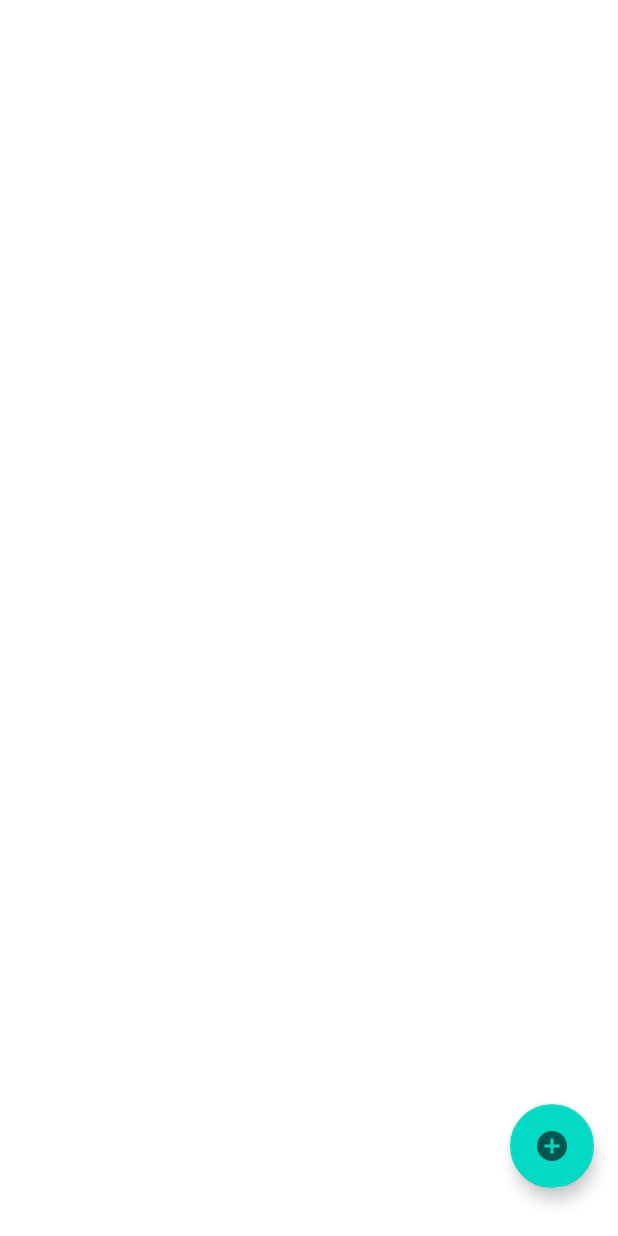
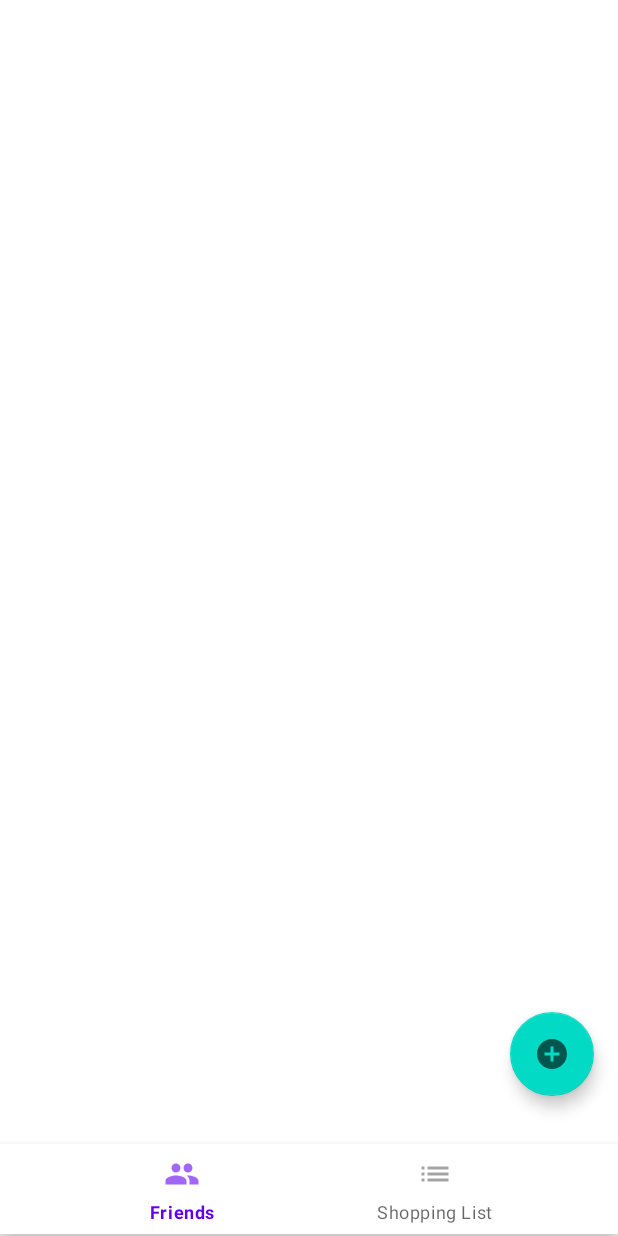
Before and after one commit to Nsemihozer/ShoppingList, an Android app: the layout activity_shopping_list.xml on its own in the app's theme, with its tools: preview values and no code run, on a phone screen of 412 x 824 dp. Run offline under Robolectric (Android 15) with nearby library versions, the phone set to English and light mode, and no system bars.

Commit message:
bottom nav

```diff
--- a/app/build.gradle
+++ b/app/build.gradle
@@ -39,7 +39,6 @@ dependencies {
     implementation fileTree(dir: 'libs', include: ['*.jar'])
     implementation 'androidx.core:core-ktx:1.7.0'
     implementation 'androidx.appcompat:appcompat:1.4.1'
-    implementation 'com.google.android.material:material:1.5.0'
     implementation 'androidx.constraintlayout:constraintlayout:2.1.3'
     implementation 'com.google.firebase:firebase-auth-ktx:21.0.1'
     testImplementation 'junit:junit:4.13.2'
@@ -64,7 +63,7 @@ dependencies {
     implementation "org.jetbrains.kotlinx:kotlinx-coroutines-android:1.5.2"
 
     // New Material Design
-    implementation "com.google.android.material:material:1.5.0"
+    implementation "com.google.android.material:material:1.3.0"
 
     // ViewModel
     kapt "androidx.lifecycle:lifecycle-compiler:$lifecycle_version"
--- /dev/null
+++ b/app/src/main/res/drawable-anydpi/ic_friends.xml
@@ -0,0 +1,11 @@
+<vector xmlns:android="http://schemas.android.com/apk/res/android"
+    android:width="24dp"
+    android:height="24dp"
+    android:viewportWidth="24"
+    android:viewportHeight="24"
+    android:tint="#333333"
+    android:alpha="0.6">
+  <path
+      android:fillColor="@android:color/white"
+      android:pathData="M16,11c1.66,0 2.99,-1.34 2.99,-3S17.66,5 16,5c-1.66,0 -3,1.34 -3,3s1.34,3 3,3zM8,11c1.66,0 2.99,-1.34 2.99,-3S9.66,5 8,5C6.34,5 5,6.34 5,8s1.34,3 3,3zM8,13c-2.33,0 -7,1.17 -7,3.5L1,19h14v-2.5c0,-2.33 -4.67,-3.5 -7,-3.5zM16,13c-0.29,0 -0.62,0.02 -0.97,0.05 1.16,0.84 1.97,1.97 1.97,3.45L17,19h6v-2.5c0,-2.33 -4.67,-3.5 -7,-3.5z"/>
+</vector>
--- a/app/src/main/res/layout/activity_shopping_list.xml
+++ b/app/src/main/res/layout/activity_shopping_list.xml
@@ -5,6 +5,17 @@
     android:layout_width="match_parent"
     android:layout_height="match_parent"
     tools:context=".ui.shoppinglist.ShoppingListActivity">
+
+    <com.google.android.material.bottomnavigation.BottomNavigationView
+        android:id="@+id/bottomNavigationView"
+        android:layout_width="match_parent"
+        android:layout_height="60dp"
+        android:layout_marginBottom="1dp"
+        app:layout_constraintBottom_toBottomOf="parent"
+        app:layout_constraintEnd_toEndOf="parent"
+        app:layout_constraintHorizontal_bias="0.0"
+        app:layout_constraintStart_toStartOf="parent"
+        app:menu="@menu/bottom_navigation" />
 
     <com.google.android.material.floatingactionbutton.FloatingActionButton
         android:id="@+id/fab2"
@@ -15,14 +26,18 @@
         android:clickable="true"
         android:contentDescription="@string/approve"
         android:src="@drawable/ic_add"
-        app:layout_constraintBottom_toBottomOf="parent"
+        app:layout_constraintBottom_toTopOf="@id/bottomNavigationView"
         app:layout_constraintEnd_toEndOf="parent" />
 
     <androidx.recyclerview.widget.RecyclerView
         android:id="@+id/shoppinglist"
         android:layout_width="match_parent"
-        android:layout_height="wrap_content"
+        android:layout_height="0dp"
+        android:layout_marginTop="1dp"
+        app:layout_constraintBottom_toTopOf="@+id/bottomNavigationView"
         app:layout_constraintEnd_toEndOf="parent"
+        app:layout_constraintHorizontal_bias="0.0"
         app:layout_constraintStart_toStartOf="parent"
-        tools:layout_editor_absoluteY="102dp" />
+        app:layout_constraintTop_toTopOf="parent"
+        app:layout_constraintVertical_bias="0.0" />
 </androidx.constraintlayout.widget.ConstraintLayout>
--- /dev/null
+++ b/app/src/main/res/menu/bottom_navigation.xml
@@ -0,0 +1,16 @@
+<?xml version="1.0" encoding="utf-8"?>
+<menu xmlns:android="http://schemas.android.com/apk/res/android">
+
+    <item
+        android:id="@+id/user_item_menu"
+        android:checkable="false"
+        android:enabled="true"
+        android:icon="@drawable/ic_friends"
+        android:title="@string/friends"
+        android:visible="true" />
+    <item
+        android:id="@+id/list_item_menu"
+        android:icon="@drawable/ic_list"
+        android:title="@string/app_name"
+        android:visible="true" />
+</menu>
--- a/app/src/main/res/values/strings.xml
+++ b/app/src/main/res/values/strings.xml
@@ -15,4 +15,5 @@
     <string name="email">Email</string>
     <string name="password">Password</string>
     <string name="webclientid" translatable="false">1009538021931-r5lgijt30kodcn0l6b79qlfcv9p926tp.apps.googleusercontent.com</string>
+    <string name="friends">Friends</string>
 </resources>
```
Also changed, not shown: app/src/main/AndroidManifest.xml (+7 -1 lines), app/src/main/java/com/cotyoragames/shoppinglist/ui/shoppinglist/ShoppingListActivity.kt (+15 -0 lines), app/src/main/java/com/cotyoragames/shoppinglist/ui/user/FriendsActivity.kt (added, +27 -0 lines), app/src/main/res/drawable/selector.xml (added, +11 -0 lines), app/src/main/res/layout/activity_friends.xml (added, +18 -0 lines), app/src/main/res/drawable-hdpi/ic_friends.png (added), app/src/main/res/drawable-mdpi/ic_friends.png (added), app/src/main/res/drawable-xhdpi/ic_friends.png (added), app/src/main/res/drawable-xxhdpi/ic_friends.png (added), 1 other file.
